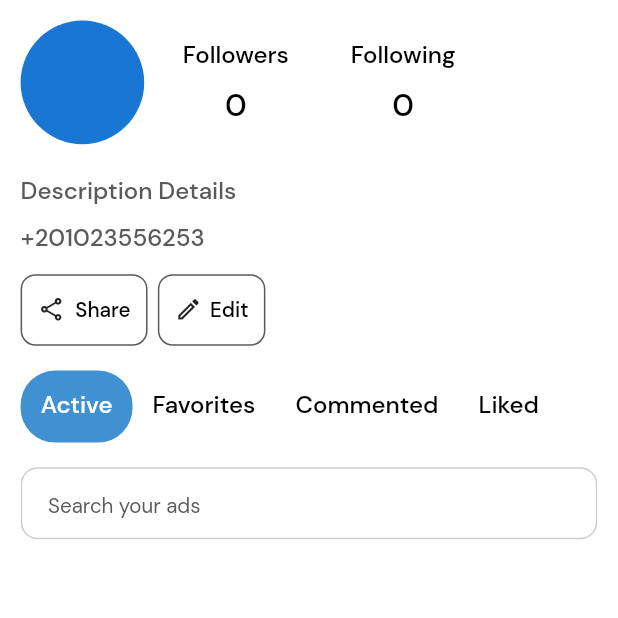
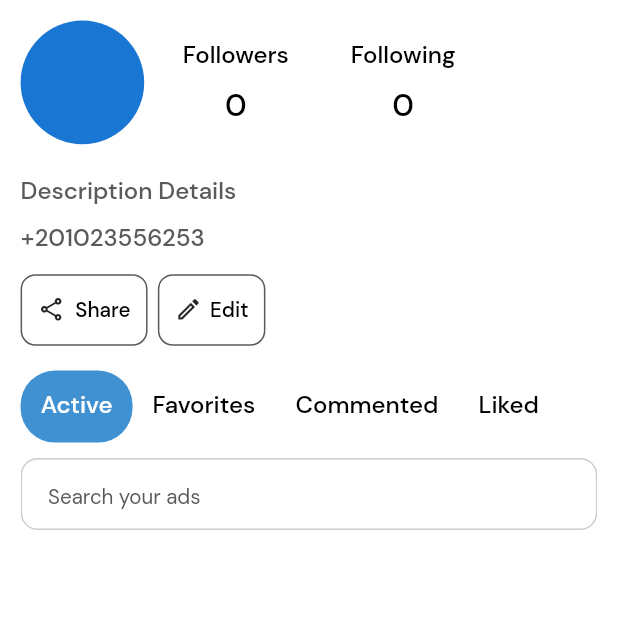
Before and after one commit to AhmedSaeedMorsy/Business, a Flutter app: the MyAdsScreen screen opened by its route, on a phone screen of 412 x 824 dp, the top half of it. Run offline on Flutter 3.47's test engine with Material 2 defaults, Android fonts, the phone set to English and light mode, and no system bars; our stand-ins replace carousel_slider, conditional_builder_rec, dropdown_button2, dropdown_search, easy_localization, equatable and 5 more; missing offline and left inert: bottom_picker; accounts and stored records are empty.

Commit message:
edit My ads screen

```diff
--- a/lib/app/my_app.dart
+++ b/lib/app/my_app.dart
@@ -4,6 +4,7 @@ import 'package:flutter/material.dart';
 import 'package:flutter_screenutil/flutter_screenutil.dart';
 import 'package:micro_service_e_commerce/app/resources/language_manager.dart';
 import 'package:micro_service_e_commerce/app/resources/routes_manager.dart';
+import 'package:micro_service_e_commerce/app/resources/strings_manager.dart';
 import 'package:micro_service_e_commerce/app/resources/theme_manager.dart';
 
 class MyApp extends StatefulWidget {
@@ -37,6 +38,7 @@ class _MyAppState extends State<MyApp> {
       splitScreenMode: true,
       builder: (context, child) {
         return MaterialApp(
+          title: "Business",
           locale: context.locale,
           supportedLocales: context.supportedLocales,
           localizationsDelegates: context.localizationDelegates,
--- a/lib/presentation/add_ads/view/form_category.dart
+++ b/lib/presentation/add_ads/view/form_category.dart
@@ -153,7 +153,8 @@ class FormCategoryScreen extends StatelessWidget {
         scrollbarThickness: AppSize.s8.w,
         offset: CacheHelper.getData(key: SharedKey.Language) ==
                     LanguageType.ENGLISH.getValue() ||
-                CacheHelper.getData(key: SharedKey.Language) == null
+                CacheHelper.getData(key: SharedKey.Language) == null||CacheHelper.getData(key: SharedKey.Language) ==
+                    LanguageType.FRANCE.getValue()
             ? Offset(AppSize.s20.w, 0)
             : Offset(-AppSize.s20.w, 0),
       ),
--- a/lib/presentation/home/view/home_screen.dart
+++ b/lib/presentation/home/view/home_screen.dart
@@ -1371,7 +1371,7 @@ class HomeScreen extends StatelessWidget {
               image: AssetImage(
                 image ?? AssetsManager.camal,
               ),
-              fit: BoxFit.cover,
+              fit: BoxFit.fill,
             ),
             color: ColorManager.grey,
           ),
--- a/lib/presentation/my_ads/view/my_ads_layout_screen.dart
+++ b/lib/presentation/my_ads/view/my_ads_layout_screen.dart
@@ -86,7 +86,7 @@ class _MyAdsLayoutScreenState extends State<MyAdsLayoutScreen>
           indicatorSize: TabBarIndicatorSize.tab,
         ),
         SizedBox(
-          height: AppSize.s100.h,
+          height: AppSize.s250.h,
           child: TabBarView(
             physics: const NeverScrollableScrollPhysics(),
             controller: _tabController,
--- a/lib/presentation/my_ads/view/my_ads_screen.dart
+++ b/lib/presentation/my_ads/view/my_ads_screen.dart
@@ -18,6 +18,8 @@ class MyAdsScreen extends StatelessWidget {
           horizontal: MediaQuery.of(context).size.width / AppSize.s30,
           vertical: MediaQuery.of(context).size.height / AppSize.s60,
         ),
+        child: SingleChildScrollView(
+          physics: const BouncingScrollPhysics(),
           child: Column(
             crossAxisAlignment: CrossAxisAlignment.start,
             children: [
@@ -38,7 +40,8 @@ class MyAdsScreen extends StatelessWidget {
                             ),
                       ),
                       SizedBox(
-                      height: MediaQuery.of(context).size.height / AppSize.s80,
+                        height:
+                            MediaQuery.of(context).size.height / AppSize.s80,
                       ),
                       Text(
                         "0",
@@ -58,7 +61,8 @@ class MyAdsScreen extends StatelessWidget {
                             ),
                       ),
                       SizedBox(
-                      height: MediaQuery.of(context).size.height / AppSize.s80,
+                        height:
+                            MediaQuery.of(context).size.height / AppSize.s80,
                       ),
                       Text(
                         "0",
@@ -89,8 +93,10 @@ class MyAdsScreen extends StatelessWidget {
                 children: [
                   Container(
                     padding: EdgeInsets.symmetric(
-                    horizontal: MediaQuery.of(context).size.width / AppSize.s40,
-                    vertical: MediaQuery.of(context).size.height / AppSize.s60,
+                      horizontal:
+                          MediaQuery.of(context).size.width / AppSize.s40,
+                      vertical:
+                          MediaQuery.of(context).size.height / AppSize.s60,
                     ),
                     decoration: BoxDecoration(
                       borderRadius: BorderRadius.circular(
@@ -107,7 +113,8 @@ class MyAdsScreen extends StatelessWidget {
                           size: AppSize.s16.w,
                         ),
                         SizedBox(
-                        width: MediaQuery.of(context).size.width / AppSize.s60,
+                          width:
+                              MediaQuery.of(context).size.width / AppSize.s60,
                         ),
                         Text(
                           AppStrings.share.tr(),
@@ -121,8 +128,10 @@ class MyAdsScreen extends StatelessWidget {
                   ),
                   Container(
                     padding: EdgeInsets.symmetric(
-                    horizontal: MediaQuery.of(context).size.width / AppSize.s40,
-                    vertical: MediaQuery.of(context).size.height / AppSize.s60,
+                      horizontal:
+                          MediaQuery.of(context).size.width / AppSize.s40,
+                      vertical:
+                          MediaQuery.of(context).size.height / AppSize.s60,
                     ),
                     decoration: BoxDecoration(
                       borderRadius: BorderRadius.circular(
@@ -139,7 +148,8 @@ class MyAdsScreen extends StatelessWidget {
                           size: AppSize.s16.w,
                         ),
                         SizedBox(
-                        width: MediaQuery.of(context).size.width / AppSize.s80,
+                          width:
+                              MediaQuery.of(context).size.width / AppSize.s80,
                         ),
                         Text(
                           AppStrings.edit.tr(),
@@ -153,8 +163,9 @@ class MyAdsScreen extends StatelessWidget {
               SizedBox(
                 height: MediaQuery.of(context).size.height / AppSize.s50,
               ),
-          const  MyAdsLayoutScreen(),
+              const MyAdsLayoutScreen(),
             ],
+          ),
         ),
       ),
     );
--- a/lib/presentation/my_ads/view/my_ads_state_screen.dart
+++ b/lib/presentation/my_ads/view/my_ads_state_screen.dart
@@ -13,7 +13,7 @@ class MyAdsStateScreen extends StatelessWidget {
       body: Column(
         children: [
           SizedBox(
-            height: MediaQuery.of(context).size.height / AppSize.s50,
+            height: MediaQuery.of(context).size.height / AppSize.s80,
           ),
           SharedWidget.defaultTextFormField(
             textInputType: TextInputType.text,
```
Lines whose indentation alone changed are shown as unchanged.
